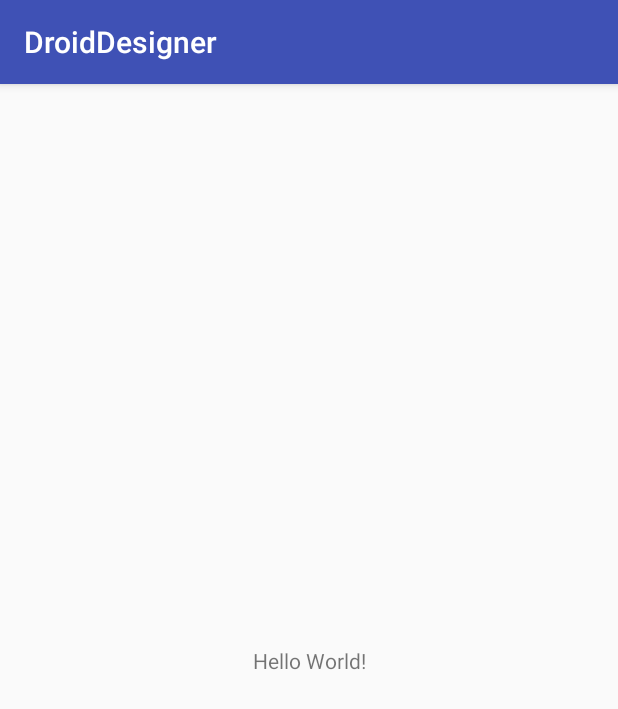
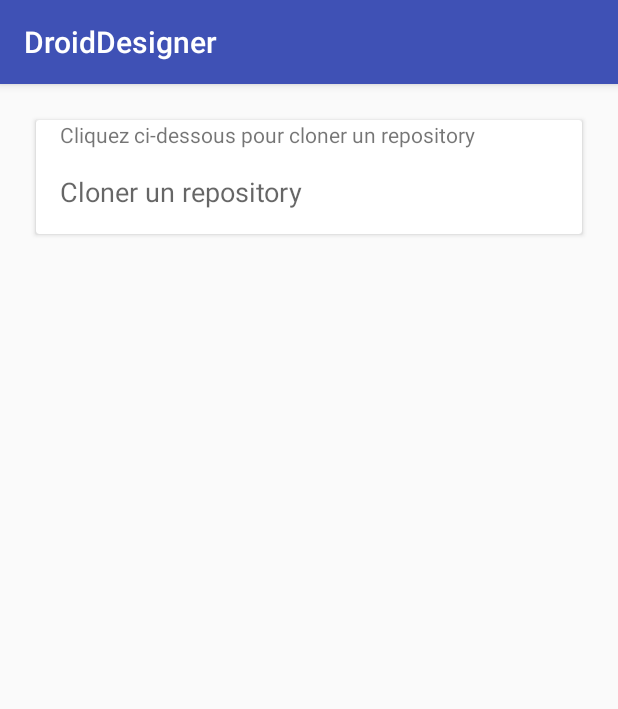
Before and after one commit to peroumal/droiddesigner, an Android app: the screen it shows after launch (MainActivity), on a phone screen of 412 x 824 dp. Shown: the top 709 px of the screen. Run offline under Robolectric (Android 15) with nearby library versions, the phone set to English and light mode, and no system bars; libraries missing offline, so code that uses them is left out: org.eclipse.jgit; 1 statement that could not run was skipped.

Commit message:
Add an view for launch clone repository

```diff
--- a/app/build.gradle
+++ b/app/build.gradle
@@ -40,4 +40,5 @@ dependencies {
         exclude group: 'org.apache.httpcomponents', module: 'httpclient'
     }
 
+    compile 'com.android.support:cardview-v7:26.+'
 }
--- a/app/src/main/res/layout/activity_main.xml
+++ b/app/src/main/res/layout/activity_main.xml
@@ -1,18 +1,45 @@
 <?xml version="1.0" encoding="utf-8"?>
-<android.support.constraint.ConstraintLayout xmlns:android="http://schemas.android.com/apk/res/android"
+<RelativeLayout xmlns:android="http://schemas.android.com/apk/res/android"
     xmlns:app="http://schemas.android.com/apk/res-auto"
     xmlns:tools="http://schemas.android.com/tools"
     android:layout_width="match_parent"
     android:layout_height="match_parent"
     tools:context="io.github.rayanperoumal.droiddesigner.MainActivity">
 
-    <TextView
-        android:layout_width="wrap_content"
+    <LinearLayout
+        android:layout_width="match_parent"
         android:layout_height="wrap_content"
-        android:text="Hello World!"
-        app:layout_constraintBottom_toBottomOf="parent"
-        app:layout_constraintLeft_toLeftOf="parent"
-        app:layout_constraintRight_toRightOf="parent"
-        app:layout_constraintTop_toTopOf="parent" />
+        android:layout_margin="16dp"
+        android:orientation="vertical">
+        <android.support.v7.widget.CardView
+            android:id="@+id/clone"
+            android:layout_width="match_parent"
+            android:layout_height="wrap_content"
+            android:orientation="vertical"
+            android:layout_margin="8dp"
+            android:elevation="8dp"
+            android:background="?attr/selectableItemBackground">
+            <LinearLayout
+                android:layout_width="match_parent"
+                android:layout_height="wrap_content"
+                android:orientation="vertical">
+            <TextView
+                android:paddingLeft="16dp"
+                android:layout_width="match_parent"
+                android:layout_height="wrap_content"
+                android:textAppearance="?android:attr/textAppearanceSmall"
+                android:text="Cliquez ci-dessous pour cloner un repository"/>
+            <EditText
+                android:padding="16dp"
+                android:layout_width="match_parent"
+                android:layout_height="wrap_content"
+                android:enabled="false"
+                android:background="@null"
+                android:clickable="true"
+                android:textAppearance="?android:attr/textAppearanceMedium"
+                android:hint="Cloner un repository"/>
+    </LinearLayout>
+    </android.support.v7.widget.CardView>
+    </LinearLayout>
 
-</android.support.constraint.ConstraintLayout>
+</RelativeLayout>
```
